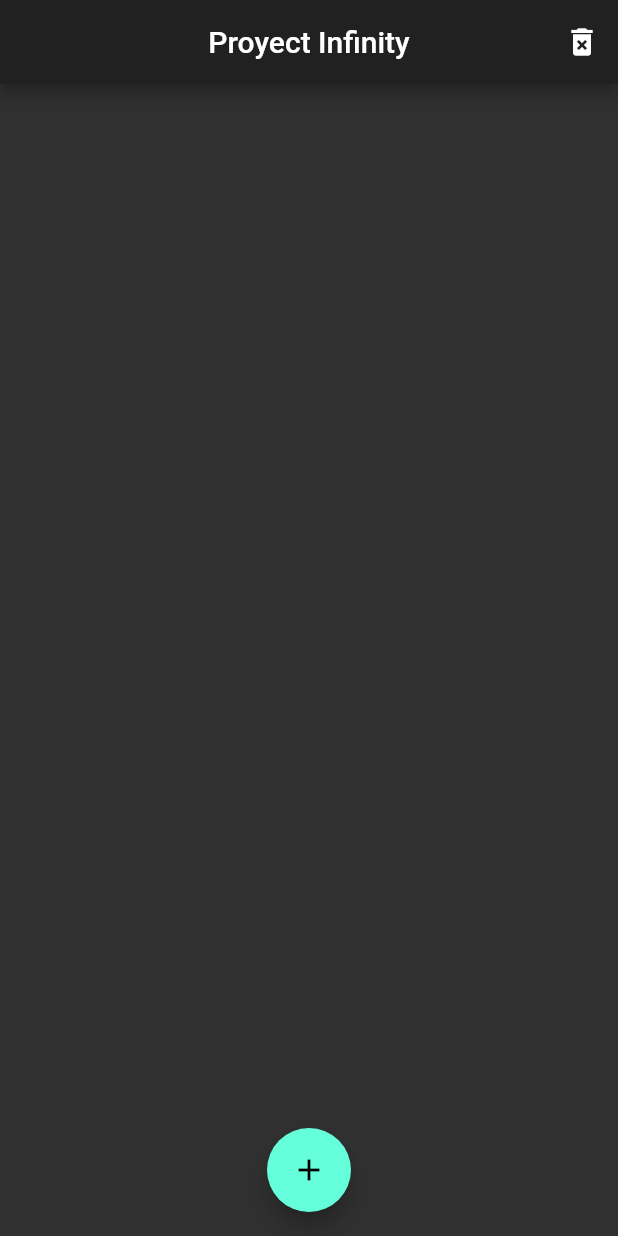
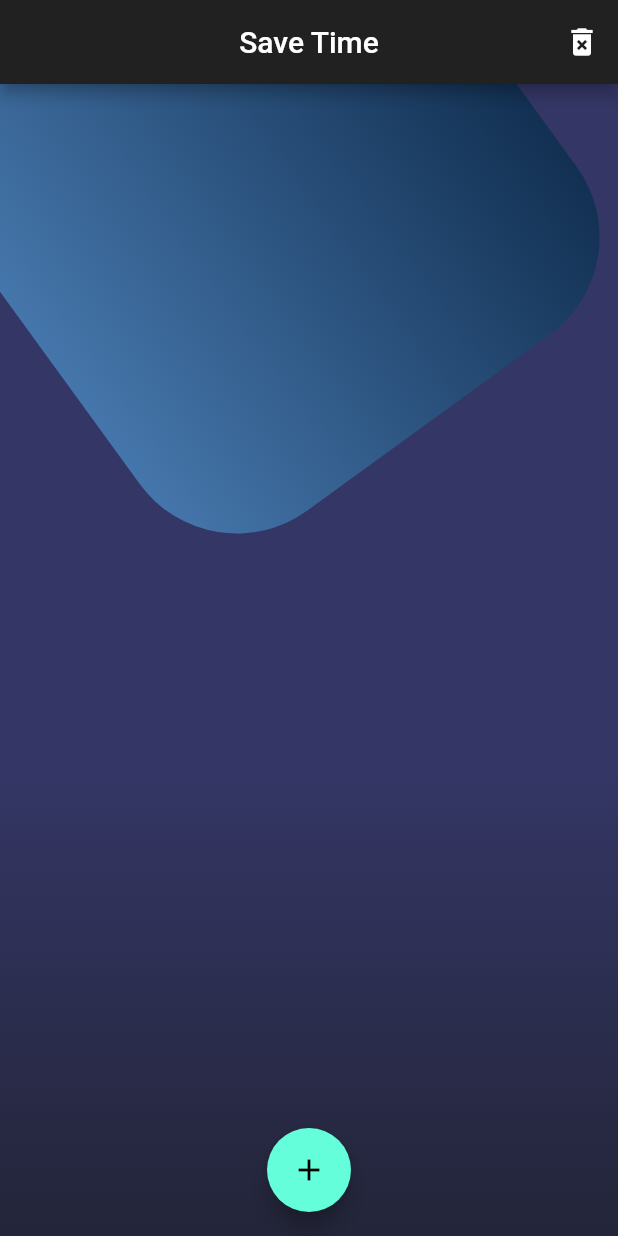
Before and after one commit to sebaav12/Infinity-Proyect-Flutter, a Flutter app: the screen it shows after launch, on a phone screen of 412 x 824 dp. Run offline on Flutter 3.47's test engine with Material 2 defaults, Android fonts, the phone set to English and light mode, and no system bars; our stand-ins replace numberpicker, sqflite, stop_watch_timer; accounts and stored records are empty.

```diff
--- a/lib/pages/home_page.dart
+++ b/lib/pages/home_page.dart
@@ -1,6 +1,8 @@
 import 'package:flutter/material.dart';
 import 'package:infinity/provider/course_list_provider.dart';
 import 'package:provider/provider.dart';
+
+import 'dart:math';
 
 // change `flutter_database` to whatever your project name is
 
@@ -17,7 +19,7 @@ class HomePage extends StatelessWidget {
 
         // AppBAR
         appBar: AppBar(
-          title: Text('Proyect Infinity'),
+          title: Text('Save Time'),
           centerTitle: true,
           actions: [
             IconButton(
@@ -30,8 +32,12 @@ class HomePage extends StatelessWidget {
         ),
 
         // Body
-        body: Center(
-          child: _lista(context),
+
+        body: Stack(
+          children: <Widget>[
+            _fondoApp(),
+            _lista(context),
+          ],
         ),
 
         // Boton para agregar cursos
@@ -101,4 +107,35 @@ class HomePage extends StatelessWidget {
 
   // Button onPressed methods
 
+  Widget _fondoApp() {
+    final gradiente = Container(
+      width: double.infinity,
+      height: double.infinity,
+      decoration: BoxDecoration(
+          gradient: LinearGradient(
+              begin: FractionalOffset(0.0, 0.6),
+              end: FractionalOffset(0.0, 1.0),
+              colors: [
+            Color.fromRGBO(52, 54, 101, 1.0),
+            Color.fromRGBO(35, 37, 57, 1.0)
+          ])),
+    );
+
+    final cajaRosa = Transform.rotate(
+        angle: -pi / 5.0,
+        child: Container(
+          height: 360.0,
+          width: 360.0,
+          decoration: BoxDecoration(
+              borderRadius: BorderRadius.circular(80.0),
+              gradient: LinearGradient(colors: [
+                Color.fromRGBO(69, 118, 171, 1.0),
+                Color.fromRGBO(18, 48, 82, 1.0)
+              ])),
+        ));
+
+    return Stack(
+      children: <Widget>[gradiente, Positioned(top: -100.0, child: cajaRosa)],
+    );
+  }
 }
```
